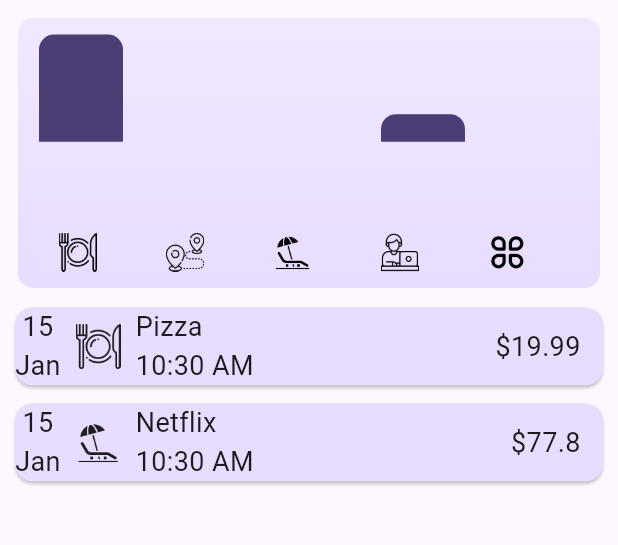
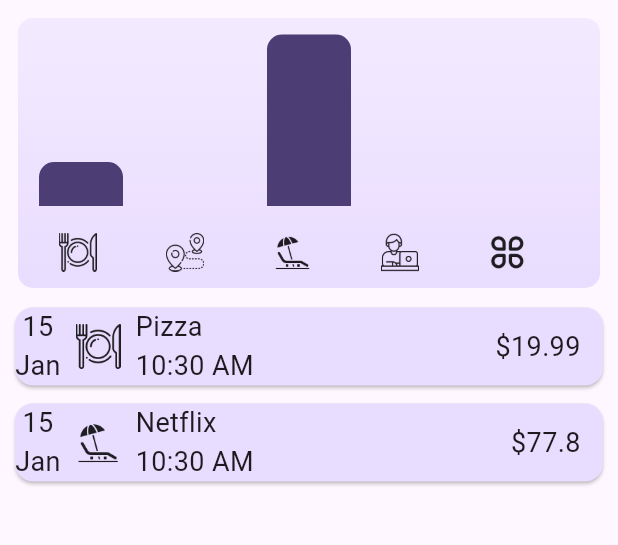
Before and after one commit to Sarthakpurii/SpendWise, a Flutter app: the screen it shows after launch, on a phone screen of 412 x 824 dp, the part 84-629 px from its top. Run offline on Flutter 3.47's test engine with Material 3 defaults, Android fonts, the phone set to English and light mode, and no system bars.

Commit message:
updated UI for chart

```diff
--- a/lib/main.dart
+++ b/lib/main.dart
@@ -36,12 +36,14 @@ void main() {
         color: kDarkColorScheme.onPrimaryContainer,
         fontSize: 18,
       ) ,
+    ),
+    dropdownMenuTheme: DropdownMenuThemeData(
+      textStyle: ThemeData().textTheme.titleMedium!.copyWith(
+          color: kDarkColorScheme.onPrimaryContainer
+      )
+    )
 
-    )
     ),
-
-
-
 
 
 
--- a/lib/widget/chart/chart.dart
+++ b/lib/widget/chart/chart.dart
@@ -10,10 +10,10 @@ class Chart extends StatelessWidget{
 
   List<ExpenseBucket> get buckets{
     List<ExpenseBucket> bucketList=[];
+    bucketList.add(ExpenseBucket.forCategory(expensesData, Category.Food));
+    bucketList.add(ExpenseBucket.forCategory(expensesData, Category.Travel));
     bucketList.add(ExpenseBucket.forCategory(expensesData, Category.Leisure));
     bucketList.add(ExpenseBucket.forCategory(expensesData, Category.Work));
-    bucketList.add(ExpenseBucket.forCategory(expensesData, Category.Travel));
-    bucketList.add(ExpenseBucket.forCategory(expensesData, Category.Food));
     bucketList.add(ExpenseBucket.forCategory(expensesData, Category.Other));
 
     return bucketList;
@@ -36,7 +36,7 @@ class Chart extends StatelessWidget{
       width: double.infinity,
       margin: const EdgeInsets.fromLTRB(12,12,12,7),
       decoration: BoxDecoration(borderRadius: BorderRadius.circular(10),
-      gradient: LinearGradient(colors: [Theme.of(context).colorScheme.primaryContainer,Theme.of(context).colorScheme.primaryContainer.withOpacity(0.6)],
+      gradient: LinearGradient(colors: [Theme.of(context).colorScheme.primaryContainer,Theme.of(context).colorScheme.primaryContainer.withOpacity(0.5)],
       begin: Alignment.bottomCenter,
       end: Alignment.topCenter,)
       ,),
@@ -49,19 +49,21 @@ class Chart extends StatelessWidget{
                 crossAxisAlignment: CrossAxisAlignment.end,
                 children: [for (final bucket in buckets)
                 ChartBar(bucket.totalExpenses/maxAmount)])),
-            // SizedBox(height: 0,),
+            const SizedBox(height: 13,),
 
 
 
 
-            Expanded(child: Row(
+            Row(
               crossAxisAlignment: CrossAxisAlignment.end,
               children: [for ( Category c in Category.values) Padding(
                 padding: const EdgeInsets.symmetric(horizontal: 23,vertical: 0),
-                child: Image.asset('assets/icons/${c.name.toLowerCase()}.png',scale: 20,),
+                child: Image.asset('assets/icons/${c.name.toLowerCase()}.png',
+                scale: 20,
+                color: Theme.of(context).textTheme.bodyMedium!.color),
               )],
-            )),
-            SizedBox(height: 5,)
+            ),
+            const SizedBox(height: 5,)
           ],
         ),
       ),
--- a/lib/widget/expenses.dart
+++ b/lib/widget/expenses.dart
@@ -86,10 +86,17 @@ class _ExpensesState extends State<Expenses> {
               textAlign: TextAlign.start,)]
    );
     if (dummydata.isNotEmpty){
-    mainContent=ExpensesList(
+    mainContent=Column(
+          crossAxisAlignment: CrossAxisAlignment.center,
+          children: [
+            Chart(dummydata),
+            Expanded(
+                child: ExpensesList(
               dummydata,
               expenseDeleter: expenseDeleter,
-            );
+            ))
+          ],
+        );
   }
 
 
@@ -102,14 +109,7 @@ class _ExpensesState extends State<Expenses> {
       ),
       body: SizedBox(
         width: double.infinity,
-        child: Column(
-          crossAxisAlignment: CrossAxisAlignment.center,
-          children: [
-            Chart(dummydata),
-            Expanded(
-                child: mainContent)
-          ],
-        ),
+        child: mainContent,
       ),
     );
   }
```
